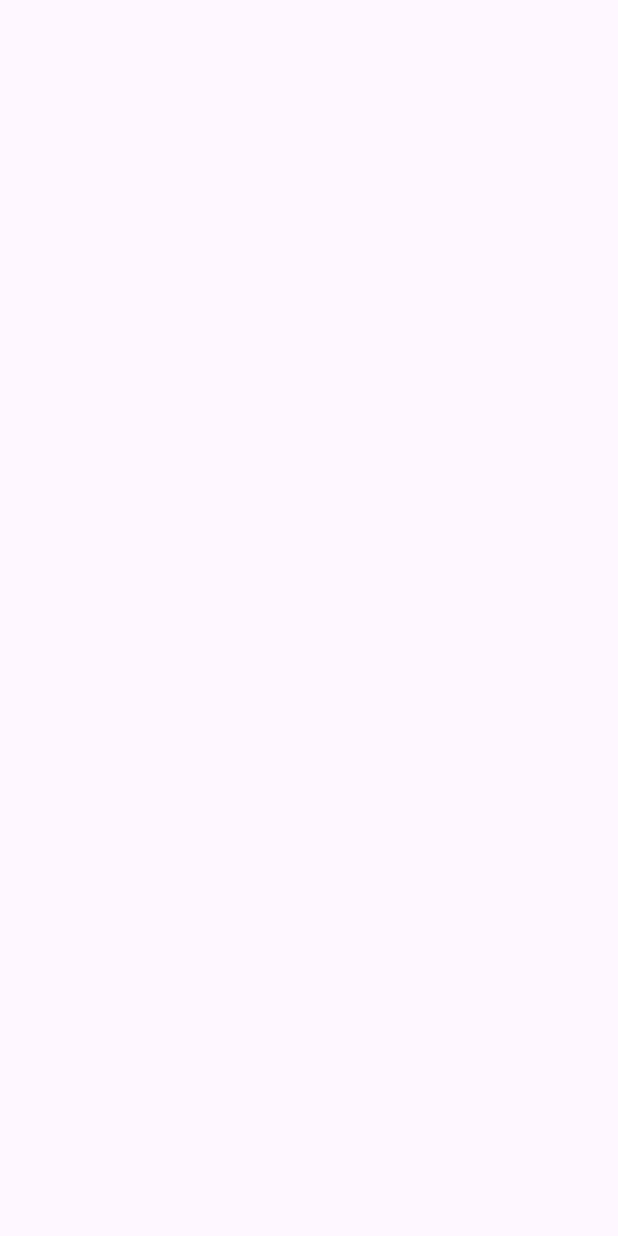
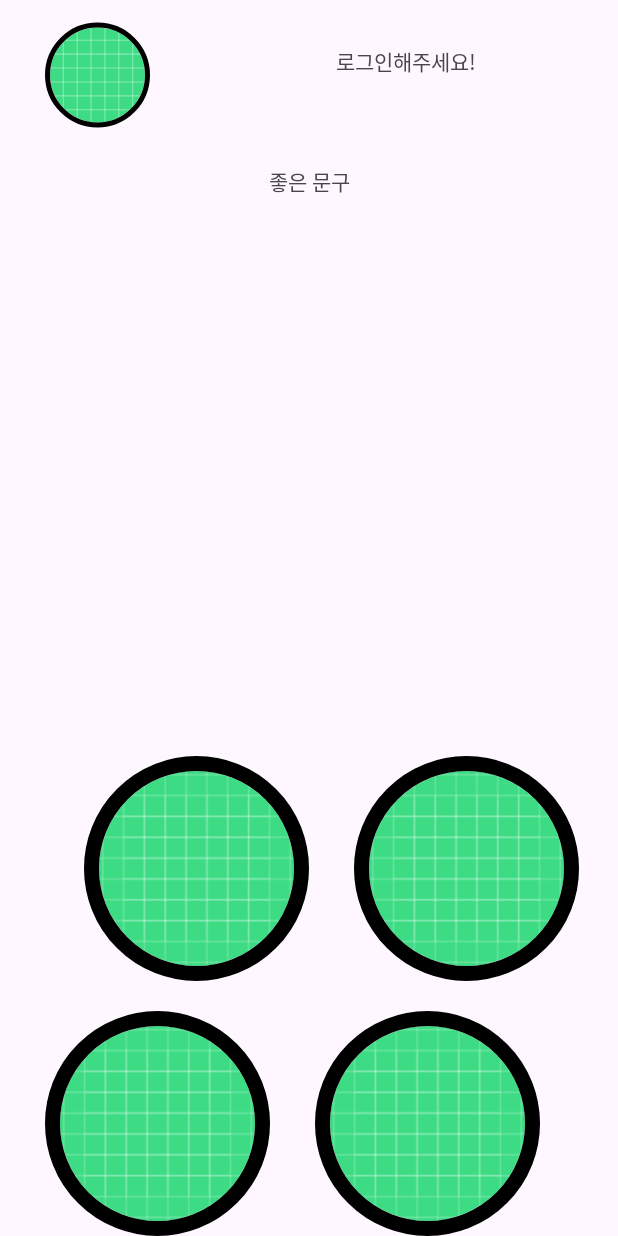
Before and after one commit to sunk-dev/Sobok_soBook, an Android app: the screen it shows after launch (MainActivity), on a phone screen of 412 x 824 dp. Before the commit the screen is empty. Run offline under Robolectric (Android 15) with nearby library versions, the phone set to English and light mode, and no system bars; our stand-ins replace CircleImageView.

Commit message:
Auto stash before merge of "master" and "origin/master"

```diff
--- a/app/src/main/AndroidManifest.xml
+++ b/app/src/main/AndroidManifest.xml
@@ -21,6 +21,10 @@
                 <category android:name="android.intent.category.LAUNCHER" />
             </intent-filter>
         </activity>
+       <activity android:name=".BookListActivity"/>
+        <activity android:name=".BookNoteActivity"/>
+        <activity android:name=".MapActivity"/>
+        <activity android:name=".LoginActivity"/>
     </application>
 
 </manifest>
--- /dev/null
+++ b/app/src/main/java/com/example/soboksobook/BookListActivity.java
@@ -0,0 +1,4 @@
+package com.example.soboksobook;
+
+public class BookListActivity {
+}
--- /dev/null
+++ b/app/src/main/java/com/example/soboksobook/LoginActivity.java
@@ -0,0 +1,4 @@
+package com.example.soboksobook;
+
+public class LoginActivity {
+}
--- a/app/src/main/java/com/example/soboksobook/MainActivity.java
+++ b/app/src/main/java/com/example/soboksobook/MainActivity.java
@@ -2,13 +2,32 @@ package com.example.soboksobook;
 
 import androidx.appcompat.app.AppCompatActivity;
 
+import android.content.Intent;
 import android.os.Bundle;
+import android.view.View;
+import android.widget.Button;
 
 public class MainActivity extends AppCompatActivity {
 
     @Override
     protected void onCreate(Bundle savedInstanceState) {
         super.onCreate(savedInstanceState);
-        setContentView(R.layout.map);
+        setContentView(R.layout.activity_main);
+
+        de.hdodenhof.circleimageview.CircleImageView bookNoteBtn  =(de.hdodenhof.circleimageview.CircleImageView) findViewById(R.id.bookNote);
+        de.hdodenhof.circleimageview.CircleImageView bookListBtn  =(de.hdodenhof.circleimageview.CircleImageView) findViewById(R.id.booklist);
+        de.hdodenhof.circleimageview.CircleImageView bookMapBtn  =(de.hdodenhof.circleimageview.CircleImageView) findViewById(R.id.bookMap);
+        de.hdodenhof.circleimageview.CircleImageView bookTimerBtn  =(de.hdodenhof.circleimageview.CircleImageView) findViewById(R.id.bookTimer);
+
     }
+
+    //터치시 버튼값 별로 구분하기
+
+    public void   onBtnClick(View v){
+        switch (v.getId()){
+
+        }
+
+    }
+
 }
--- /dev/null
+++ b/app/src/main/java/com/example/soboksobook/MapActivity.java
@@ -0,0 +1,4 @@
+package com.example.soboksobook;
+
+public class MapActivity {
+}
--- a/app/src/main/res/layout/activity_main.xml
+++ b/app/src/main/res/layout/activity_main.xml
@@ -19,7 +19,7 @@
             android:src="@drawable/ic_launcher_background"
             app:civ_border_color="#000000"
             app:civ_border_overlay="true"
-            app:civ_border_width="10dp" />
+            app:civ_border_width="3dp" />
 
         <TextView
             android:id="@+id/textView"
@@ -71,15 +71,19 @@
         android:gravity="center">
 
         <de.hdodenhof.circleimageview.CircleImageView
-            android:layout_marginLeft="30dp"
+            android:id="@+id/booklist"
+            android:onClick="onBtnClick"
             android:layout_width="150dp"
             android:layout_height="150dp"
+            android:layout_marginLeft="30dp"
             android:src="@drawable/ic_launcher_background"
             app:civ_border_color="#000000"
             app:civ_border_overlay="true"
             app:civ_border_width="10dp" />
 
         <de.hdodenhof.circleimageview.CircleImageView
+            android:id="@+id/bookNote"
+            android:onClick="onBtnClick"
             android:layout_width="150dp"
             android:layout_height="match_parent"
             android:layout_marginLeft="30dp"
@@ -95,6 +99,8 @@
         android:orientation="horizontal">
 
         <de.hdodenhof.circleimageview.CircleImageView
+            android:id="@+id/bookMap"
+            android:onClick="onBtnClick"
             android:layout_marginLeft="30dp"
             android:layout_width="150dp"
             android:layout_height="150dp"
@@ -103,6 +109,8 @@
             app:civ_border_overlay="true"
             app:civ_border_width="10dp" />
         <de.hdodenhof.circleimageview.CircleImageView
+            android:id="@+id/bookTimer"
+            android:onClick="onBtnClick"
             android:layout_marginLeft="30dp"
             android:layout_width="150dp"
             android:layout_height="150dp"
--- a/app/src/main/res/layout/booklist.xml
+++ b/app/src/main/res/layout/booklist.xml
@@ -22,7 +22,7 @@
 
 
         <ScrollView
-            android:layout_width="284dp"
+            android:layout_width="match_parent"
             android:layout_height="401dp">
 
             <LinearLayout
```
Also changed, not shown: app/src/main/java/com/example/soboksobook/BookNoteActivity.java (added, +16 -0 lines), app/src/main/res/layout/timer.xml (added, +7 -0 lines).
